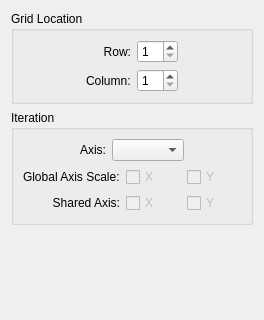
Qt form code/plotms/GuiTabs/PlotMSIterateTab.ui (radio-astro/casa) before a commit; both pictures show x 0 to 264 and y 0 to 320 of the 264 by 487 pixel window.
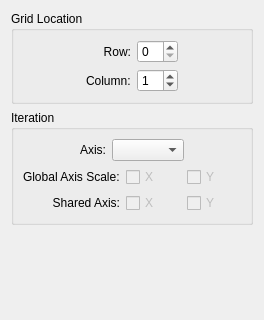
The same form after that commit.

Patch:
```diff
--- a/code/plotms/GuiTabs/PlotMSIterateTab.ui
+++ b/code/plotms/GuiTabs/PlotMSIterateTab.ui
@@ -48,7 +48,7 @@
         <item row="0" column="1">
          <widget class="QSpinBox" name="gridRowSpin">
           <property name="minimum">
-           <number>1</number>
+           <number>0</number>
           </property>
          </widget>
         </item>
@@ -62,7 +62,7 @@
         <item row="1" column="1">
          <widget class="QSpinBox" name="gridColSpin">
           <property name="minimum">
-           <number>1</number>
+           <number>0</number>
           </property>
           <property name="value">
            <number>1</number>
```
Left out of the diff: 6 changed lines with no effect on the pictures.
